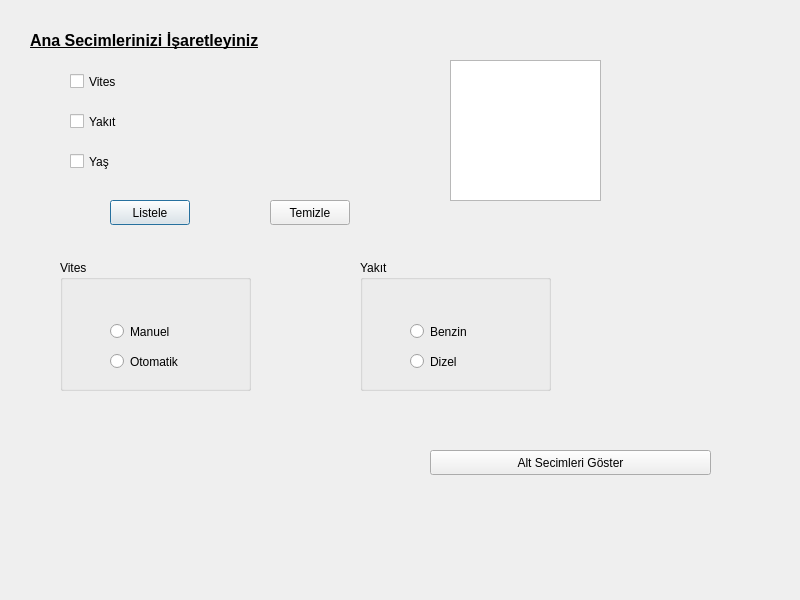
This is QtSesionFour/dialog.ui in avnikasikci/QTFrameWorkStudy as Qt 5 draws it before an edit. The edited form follows.
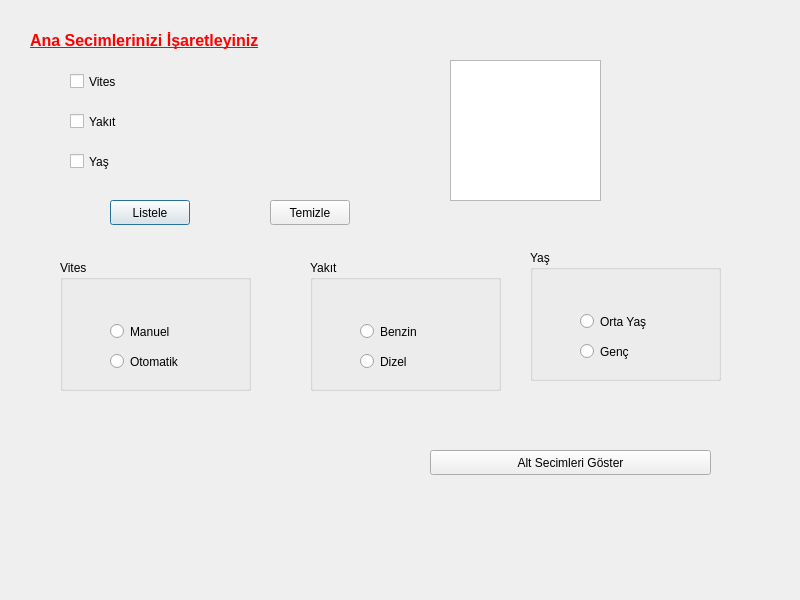
This is the edited form.

Commit message:
the homework of the lesson, the use of the checkbox and the hide show of the groupboxes have been done and transfered to the system ..
Is do work ready to use

What changed in the file:
```diff
--- a/QtSesionFour/dialog.ui
+++ b/QtSesionFour/dialog.ui
@@ -10,6 +10,43 @@
     <height>600</height>
    </rect>
   </property>
+  <property name="palette">
+   <palette>
+    <active>
+     <colorrole role="WindowText">
+      <brush brushstyle="SolidPattern">
+       <color alpha="255">
+        <red>0</red>
+        <green>0</green>
+        <blue>0</blue>
+       </color>
+      </brush>
+     </colorrole>
+    </active>
+    <inactive>
+     <colorrole role="WindowText">
+      <brush brushstyle="SolidPattern">
+       <color alpha="255">
+        <red>0</red>
+        <green>0</green>
+        <blue>0</blue>
+       </color>
+      </brush>
+     </colorrole>
+    </inactive>
+    <disabled>
+     <colorrole role="WindowText">
+      <brush brushstyle="SolidPattern">
+       <color alpha="255">
+        <red>120</red>
+        <green>120</green>
+        <blue>120</blue>
+       </color>
+      </brush>
+     </colorrole>
+    </disabled>
+   </palette>
+  </property>
   <property name="windowTitle">
    <string>Dialog</string>
   </property>
@@ -67,7 +104,7 @@
       <colorrole role="WindowText">
        <brush brushstyle="SolidPattern">
         <color alpha="255">
-         <red>0</red>
+         <red>255</red>
          <green>0</green>
          <blue>0</blue>
         </color>
@@ -213,7 +250,7 @@
       <colorrole role="WindowText">
        <brush brushstyle="SolidPattern">
         <color alpha="255">
-         <red>0</red>
+         <red>255</red>
          <green>0</green>
          <blue>0</blue>
         </color>
@@ -657,7 +694,7 @@
   <widget class="QGroupBox" name="grpYakit">
    <property name="geometry">
     <rect>
-     <x>360</x>
+     <x>310</x>
      <y>260</y>
      <width>191</width>
      <height>131</height>
@@ -770,6 +807,45 @@
     <string>Alt Secimleri Göster</string>
    </property>
   </widget>
+  <widget class="QGroupBox" name="grpAge">
+   <property name="geometry">
+    <rect>
+     <x>530</x>
+     <y>250</y>
+     <width>191</width>
+     <height>131</height>
+    </rect>
+   </property>
+   <property name="title">
+    <string>Yaş</string>
+   </property>
+   <widget class="QRadioButton" name="radioButtonOlder">
+    <property name="geometry">
+     <rect>
+      <x>50</x>
+      <y>60</y>
+      <width>102</width>
+      <height>23</height>
+     </rect>
+    </property>
+    <property name="text">
+     <string>Orta Yaş</string>
+    </property>
+   </widget>
+   <widget class="QRadioButton" name="radioButtonYoung">
+    <property name="geometry">
+     <rect>
+      <x>50</x>
+      <y>90</y>
+      <width>102</width>
+      <height>23</height>
+     </rect>
+    </property>
+    <property name="text">
+     <string>Genç</string>
+    </property>
+   </widget>
+  </widget>
  </widget>
  <resources/>
  <connections/>
```
Left out of the diff: 18 changed lines with no effect on the pictures. The commit also changes 2 other files.
